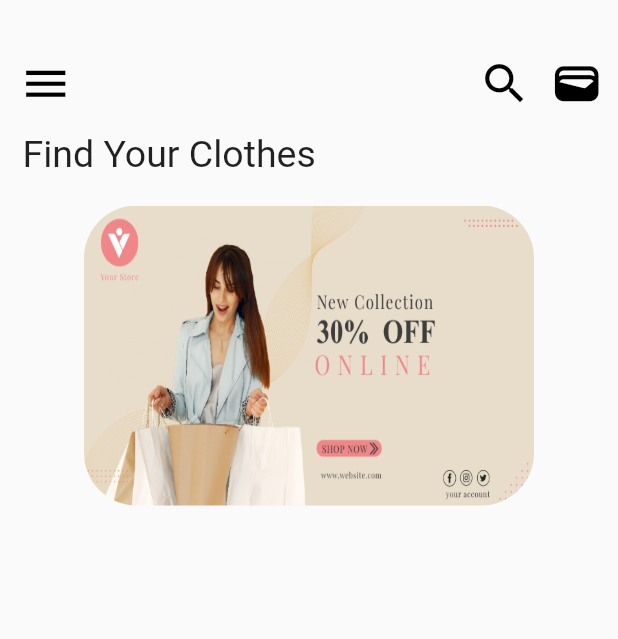
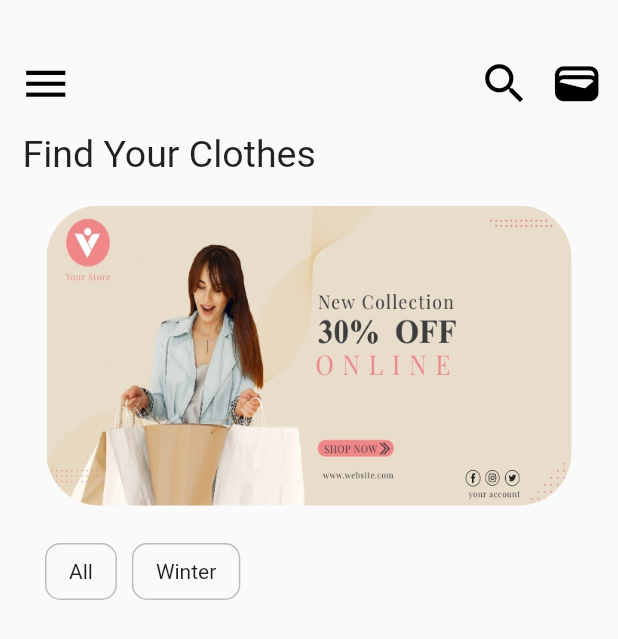
Before and after one commit to LunarioTK/Ecommerce_Store, a Flutter app: the screen it shows after launch, on a phone screen of 412 x 824 dp. Shown: the top 639 px of the screen. Run offline on Flutter 3.47's test engine with Material 2 defaults, Android fonts, the phone set to English and light mode, and no system bars.

Commit message:
Categories box

```diff
--- a/lib/Pages/home.dart
+++ b/lib/Pages/home.dart
@@ -1,3 +1,4 @@
+import 'package:ecommerce_store/utils/Cat_box.dart';
 import 'package:flutter/material.dart';
 
 class HomePage extends StatelessWidget {
@@ -64,11 +65,11 @@ class HomePage extends StatelessWidget {
 
             const SizedBox(height: 10),
 
-            // Sale Box
+            // Sale Banner
             Center(
               child: Container(
                 height: 200,
-                width: 300,
+                width: 350,
                 decoration: BoxDecoration(
                   image: const DecorationImage(
                       image: AssetImage('assets/sale_img.jpg'),
@@ -76,7 +77,20 @@ class HomePage extends StatelessWidget {
                   borderRadius: BorderRadius.circular(35),
                 ),
               ),
-            )
+            ),
+
+            const SizedBox(height: 10),
+
+            // Categories
+            Padding(
+              padding: const EdgeInsets.all(15.0),
+              child: Row(
+                children: const [
+                  CatBox(catName: 'All'),
+                  CatBox(catName: 'Winter'),
+                ],
+              ),
+            ),
           ],
         ),
       ),
--- /dev/null
+++ b/lib/utils/cat_box.dart
@@ -0,0 +1,21 @@
+import 'package:flutter/material.dart';
+
+class CatBox extends StatelessWidget {
+  final String catName;
+  const CatBox({super.key, required this.catName});
+
+  @override
+  Widget build(BuildContext context) {
+    return Container(
+      margin: const EdgeInsets.only(left: 10),
+      padding: const EdgeInsets.fromLTRB(15, 10, 15, 10),
+      decoration: BoxDecoration(
+        border: Border.all(color: Colors.grey.shade400),
+        borderRadius: BorderRadius.circular(10),
+      ),
+      child: Text(
+        catName,
+      ),
+    );
+  }
+}
```
